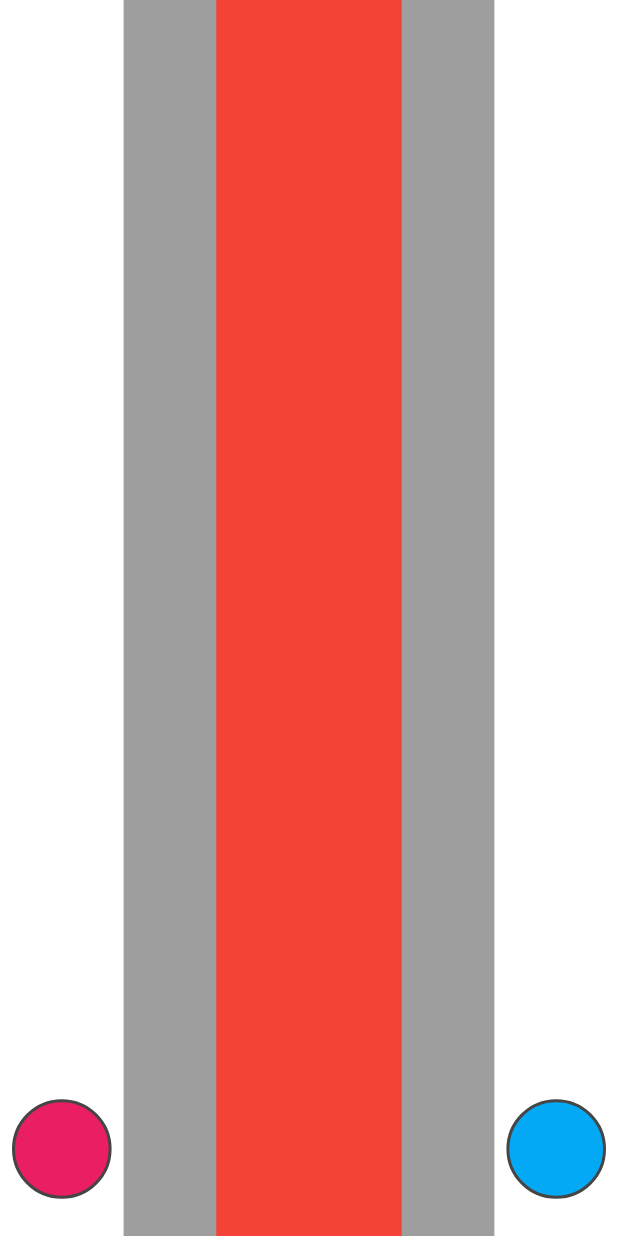
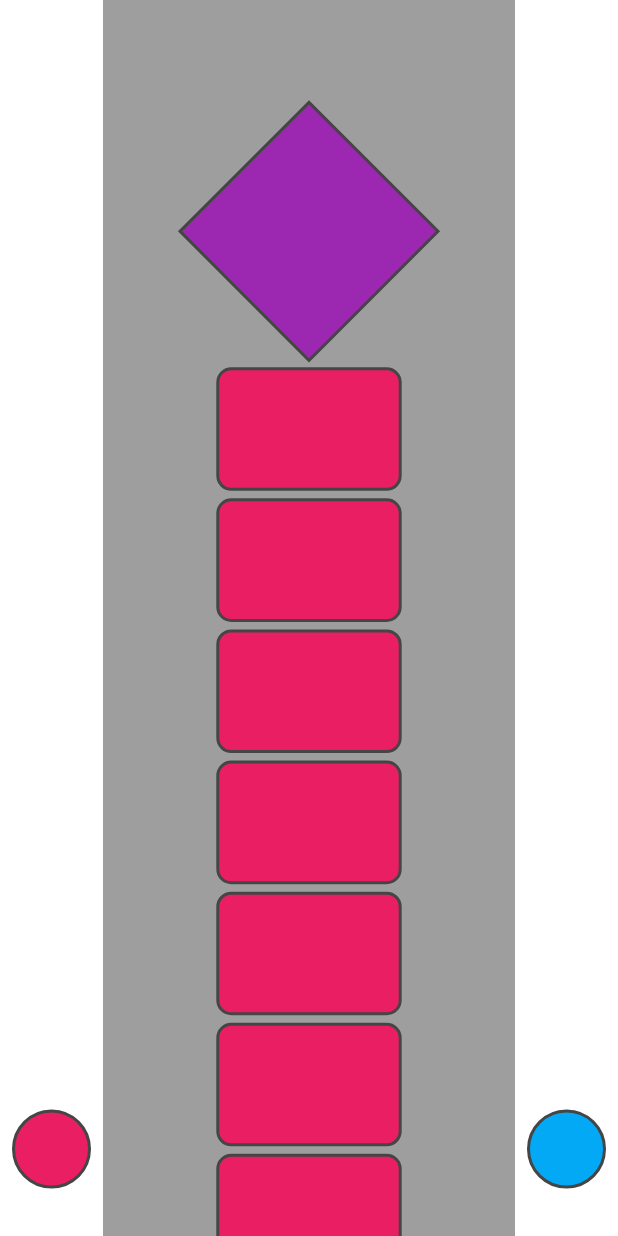
Before and after one commit to winaikongpeng/flutter_game_tower_box, a Flutter app: the GameBoxLandScapeScreen screen opened directly, on a phone screen of 412 x 824 dp. Run offline on Flutter 3.47's test engine with Material 2 defaults, Android fonts, the phone set to English and light mode, and no system bars; our stand-ins replace equatable, flutter_bloc.

Commit message:
fixed land scape

```diff
--- a/lib/core/widgets/box_widget.dart
+++ b/lib/core/widgets/box_widget.dart
@@ -23,15 +23,15 @@ class BoxWidgets {
   }) {
     return Center(
       child: Padding(
-        padding: const EdgeInsets.only(bottom: 35),
+        padding: EdgeInsets.only(bottom: size * 0.07),
         child: Transform(
           alignment: Alignment.center,
           transform: Matrix4.rotationZ(
             math.pi / 4,
           ),
           child: Container(
-            width: size,
-            height: size,
+            width: size * 0.3,
+            height: size * 0.3,
             decoration: BoxDecoration(
               color: Colors.purple,
               border: Border.all(
--- a/lib/game_box/screens/gam_box_portrait_screen.dart
+++ b/lib/game_box/screens/gam_box_portrait_screen.dart
@@ -18,11 +18,15 @@ class _GameBoxPortraitScreenState extends State<GameBoxPortraitScreen> {
   Widget build(BuildContext context) {
     return Scaffold(
       backgroundColor: Colors.grey,
-      body: SingleChildScrollView(
+      body: SafeArea(
+        child: SingleChildScrollView(
           child: Column(
             mainAxisAlignment: MainAxisAlignment.center,
             crossAxisAlignment: CrossAxisAlignment.center,
             children: [
+              SizedBox(
+                height: MediaQuery.of(context).size.height * 0.1,
+              ),
               BlocConsumer<GameBoxBloc, GameBoxState>(
                 builder: (ctx, state) {
                   if (state is GenerateRandomBoxStateSuccess) {
@@ -40,7 +44,13 @@ class _GameBoxPortraitScreenState extends State<GameBoxPortraitScreen> {
             ],
           ),
         ),
-      bottomNavigationBar: Container(
+      ),
+      bottomNavigationBar: _buildButton(context),
+    );
+  }
+
+  Widget _buildButton(BuildContext context) {
+    return Container(
       height: MediaQuery.of(context).size.height * 0.2,
       color: Colors.white,
       child: Row(
@@ -50,7 +60,6 @@ class _GameBoxPortraitScreenState extends State<GameBoxPortraitScreen> {
           BoxWidgets.buttonCirle(type: Boxs.BUTTON_RIGTH, onTap: () {}),
         ],
       ),
-      ),
     );
   }
 
@@ -58,7 +67,7 @@ class _GameBoxPortraitScreenState extends State<GameBoxPortraitScreen> {
     return Center(
       child: Container(
         width: MediaQuery.of(context).size.width * 0.3,
-        color: Colors.red,
+        color: Colors.transparent,
         child: ListView.builder(
           padding: const EdgeInsets.symmetric(vertical: 10),
           physics: const NeverScrollableScrollPhysics(),
@@ -69,7 +78,7 @@ class _GameBoxPortraitScreenState extends State<GameBoxPortraitScreen> {
             String styleBox = boxs[index].styleBox;
             if (styleBox == Boxs.LASTED_BOX) {
               return BoxWidgets.lastedBox(
-                  size: MediaQuery.of(context).size.width * 0.3);
+                  size: MediaQuery.of(context).size.width);
             }
             return BoxWidgets.customBox(
                 styleBox: styleBox,
--- a/lib/game_box/screens/game_box_landscape_screen.dart
+++ b/lib/game_box/screens/game_box_landscape_screen.dart
@@ -1,7 +1,13 @@
+// ignore_for_file: sort_child_properties_last
+
 import 'package:flutter/material.dart';
+import 'package:flutter_bloc/flutter_bloc.dart';
+import 'package:flutter_game_tower_box/game_box/bloc/game_box_bloc.dart';
+import 'package:flutter_game_tower_box/game_box/models/box_model.dart';
 
 import '../../core/constants/box_constant.dart';
 import '../../core/widgets/box_widget.dart';
+import '../bloc/game_box_state.dart';
 
 class GameBoxLandScapeScreen extends StatefulWidget {
   const GameBoxLandScapeScreen({super.key});
@@ -13,34 +19,81 @@ class GameBoxLandScapeScreen extends StatefulWidget {
 class _GameBoxLandScapeScreenState extends State<GameBoxLandScapeScreen> {
   @override
   Widget build(BuildContext context) {
-    double screenWidth = MediaQuery.of(context).size.width;
-
     return Scaffold(
       backgroundColor: Colors.grey,
       body: Row(
         crossAxisAlignment: CrossAxisAlignment.start,
         mainAxisAlignment: MainAxisAlignment.spaceBetween,
         children: [
-          _buildButton(context, type: Boxs.BUTTON_LEFT, onTap: () {}),
-          Container(
-            width: MediaQuery.of(context).size.width * 0.3,
-            height: MediaQuery.of(context).size.height,
-            color: Colors.red,
+          _buildButton(type: Boxs.BUTTON_LEFT, onTap: () {}),
+          Expanded(
+            child: SingleChildScrollView(
+              child: Column(
+                mainAxisAlignment: MainAxisAlignment.center,
+                crossAxisAlignment: CrossAxisAlignment.center,
+                children: [
+                  SizedBox(
+                    height: MediaQuery.of(context).size.height * 0.1,
+                  ),
+                  BlocConsumer<GameBoxBloc, GameBoxState>(
+                    builder: (ctx, state) {
+                      if (state is GenerateRandomBoxStateSuccess) {
+                        return _generateBox(context, boxs: state.boxs);
+                      }
+                      return const SizedBox();
+                    },
+                    listener: (ctx, state) {
+                      if (state is ErrorState) {
+                        // ignore: avoid_print
+                        print(state.message);
+                      }
+                    },
+                  )
+                ],
+              ),
+            ),
+            flex: 4,
           ),
-          _buildButton(context, type: Boxs.BUTTON_RIGTH, onTap: () {}),
+          _buildButton(type: Boxs.BUTTON_RIGTH, onTap: () {}),
         ],
       ),
     );
   }
 
-  Widget _buildButton(BuildContext context,
-      {required String type, required void Function()? onTap}) {
-    return Container(
-      width: MediaQuery.of(context).size.width * 0.2,
-      height: MediaQuery.of(context).size.height,
-      color: Colors.white,
-      alignment: Alignment.bottomCenter,
-      child: BoxWidgets.buttonCirle(type: type, onTap: onTap),
+  Widget _buildButton({required String type, required void Function()? onTap}) {
+    return Expanded(
+      child: Container(
+        color: Colors.white,
+        alignment: Alignment.bottomCenter,
+        child: BoxWidgets.buttonCirle(type: type, onTap: onTap),
+      ),
+      flex: 1,
+    );
+  }
+
+  Widget _generateBox(BuildContext context, {required List<BoxModel> boxs}) {
+    return Center(
+      child: Container(
+        width: MediaQuery.of(context).size.width * 0.3,
+        color: Colors.transparent,
+        child: ListView.builder(
+          padding: const EdgeInsets.symmetric(vertical: 10),
+          physics: const NeverScrollableScrollPhysics(),
+          reverse: true,
+          shrinkWrap: true,
+          itemCount: boxs.length,
+          itemBuilder: ((context, index) {
+            String styleBox = boxs[index].styleBox;
+            if (styleBox == Boxs.LASTED_BOX) {
+              return BoxWidgets.lastedBox(
+                  size: MediaQuery.of(context).size.width);
+            }
+            return BoxWidgets.customBox(
+                styleBox: styleBox,
+                size: MediaQuery.of(context).size.width * 0.2);
+          }),
+        ),
+      ),
     );
   }
 }
--- a/lib/main.dart
+++ b/lib/main.dart
@@ -1,7 +1,6 @@
 import 'package:flutter/material.dart';
 import 'package:flutter_bloc/flutter_bloc.dart';
 import 'game_box/bloc/game_box_bloc.dart';
-import 'game_box/screens/gam_box_portrait_screen.dart';
 import 'game_box/screens/game_box_screen.dart';
 
 void main() => runApp(const RunApp());
```
Lines whose indentation alone changed are shown as unchanged.
